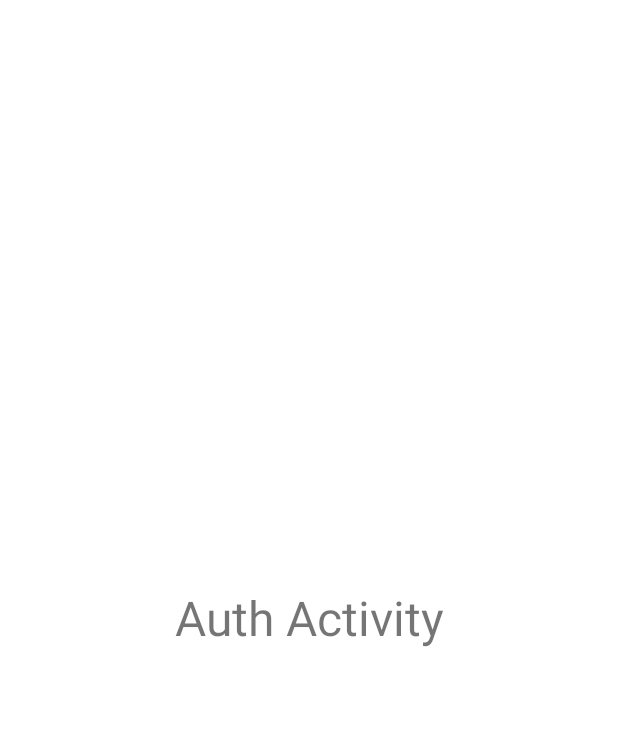
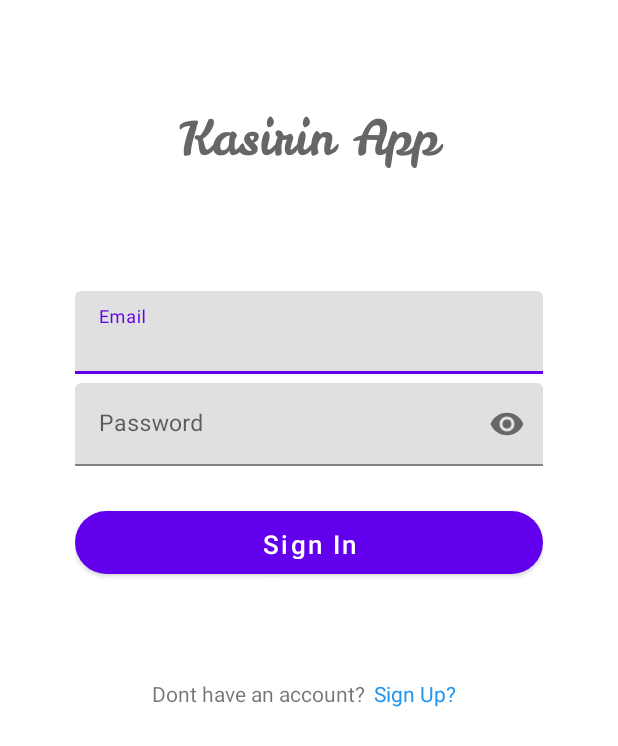
Before and after one commit to Muhammad5943/blog-laravel-Android, an Android app: the AuthActivity screen opened directly, with no data from a screen before it, on a phone screen of 412 x 824 dp. Shown: the top 746 px of the screen. Run offline under Robolectric (Android 15) with nearby library versions, the phone set to English and light mode, and no system bars; our stand-ins replace Volley.

Commit message:
ADDED: Authentication Java

```diff
--- a/BlogApp/app/build.gradle
+++ b/BlogApp/app/build.gradle
@@ -37,4 +37,5 @@ dependencies {
     androidTestImplementation 'androidx.test.ext:junit:1.1.1'
     androidTestImplementation 'androidx.test.espresso:espresso-core:3.2.0'
     implementation 'com.google.android.material:material:1.1.0'
+    implementation 'com.android.volley:volley:1.1.1'
 }
--- a/BlogApp/app/src/main/AndroidManifest.xml
+++ b/BlogApp/app/src/main/AndroidManifest.xml
@@ -1,10 +1,12 @@
 <?xml version="1.0" encoding="utf-8"?>
 <manifest xmlns:android="http://schemas.android.com/apk/res/android"
     package="com.example.blogapp">
+    <uses-permission android:name="android.permission.INTERNET" />
 
     <application
         android:allowBackup="true"
         android:icon="@mipmap/ic_launcher"
+        android:usesCleartextTraffic="true"
         android:label="@string/app_name"
         android:roundIcon="@mipmap/ic_launcher_round"
         android:supportsRtl="true"
--- a/BlogApp/app/src/main/java/com/example/blogapp/AuthActivity.java
+++ b/BlogApp/app/src/main/java/com/example/blogapp/AuthActivity.java
@@ -3,6 +3,8 @@ package com.example.blogapp;
 import androidx.appcompat.app.AppCompatActivity;
 
 import android.os.Bundle;
+
+import com.example.blogapp.Fragments.SignInFragment;
 
 public class AuthActivity extends AppCompatActivity {
 
@@ -10,5 +12,6 @@ public class AuthActivity extends AppCompatActivity {
     protected void onCreate(Bundle savedInstanceState) {
         super.onCreate(savedInstanceState);
         setContentView(R.layout.activity_auth);
+        getSupportFragmentManager().beginTransaction().replace(R.id.frameAuthContainer, new SignInFragment()).commit();
     }
 }
--- /dev/null
+++ b/BlogApp/app/src/main/java/com/example/blogapp/Fragments/SignInFragment.java
@@ -0,0 +1,184 @@
+package com.example.blogapp.Fragments;
+
+import android.app.ProgressDialog;
+import android.content.Intent;
+import android.content.SharedPreferences;
+import android.os.Bundle;
+import android.text.Editable;
+import android.text.TextWatcher;
+import android.view.LayoutInflater;
+import android.view.View;
+import android.view.ViewGroup;
+import android.widget.Button;
+import android.widget.TextView;
+import android.widget.Toast;
+
+import androidx.annotation.NonNull;
+import androidx.annotation.Nullable;
+import androidx.fragment.app.Fragment;
+
+//import com.android.volley.AuthFailureError;
+//import com.android.volley.Request;
+//import com.android.volley.RequestQueue;
+//import com.android.volley.toolbox.StringRequest;
+//import com.android.volley.toolbox.Volley;
+import com.google.android.material.textfield.TextInputEditText;
+import com.google.android.material.textfield.TextInputLayout;
+import com.example.blogapp.AuthActivity;
+//import com.example.blogapp.Constant;
+//import com.example.blogapp.HomeActivity;
+import com.example.blogapp.R;
+
+import org.json.JSONException;
+import org.json.JSONObject;
+
+import java.util.HashMap;
+import java.util.Map;
+
+public class SignInFragment extends Fragment {
+    private View view;
+    private TextInputLayout layoutEmail,layoutPassword;
+    private TextInputEditText txtEmail,txtPassword;
+    private TextView txtSignIn;
+    private Button btnSignIn;
+    private ProgressDialog dialog;
+
+    public SignInFragment(){}
+
+    @Nullable
+    @Override
+    public View onCreateView(@NonNull LayoutInflater inflater, @Nullable ViewGroup container, @Nullable Bundle savedInstanceState) {
+        view = inflater.inflate(R.layout.layout_sign_in,container,false);
+        init();
+        return view;
+    }
+
+    private void init() {
+        layoutPassword = view.findViewById(R.id.txtLayoutPasswordSignIn);
+        layoutEmail = view.findViewById(R.id.txtLayoutEmailSignIn);
+        txtPassword = view.findViewById(R.id.txtPasswordSignIn);
+        txtSignIn = view.findViewById(R.id.txtSignUp);
+        txtEmail = view.findViewById(R.id.txtEmailSignIn);
+        btnSignIn = view.findViewById(R.id.btnSignIn);
+        dialog = new ProgressDialog(getContext());
+        dialog.setCancelable(false);
+
+        txtSignIn.setOnClickListener(v->{
+            //change fragments
+            getActivity().getSupportFragmentManager().beginTransaction().replace(R.id.frameAuthContainer,new SignUpFragment()).commit();
+        });
+
+        btnSignIn.setOnClickListener(v->{
+            //validate fields first
+            if (validate()){
+//                login();
+            }
+        });
+
+
+        txtEmail.addTextChangedListener(new TextWatcher() {
+            @Override
+            public void beforeTextChanged(CharSequence s, int start, int count, int after) {
+
+            }
+
+            @Override
+            public void onTextChanged(CharSequence s, int start, int before, int count) {
+                if (!txtEmail.getText().toString().isEmpty()){
+                    layoutEmail.setErrorEnabled(false);
+                }
+            }
+
+            @Override
+            public void afterTextChanged(Editable s) {
+
+            }
+        });
+
+        txtPassword.addTextChangedListener(new TextWatcher() {
+            @Override
+            public void beforeTextChanged(CharSequence s, int start, int count, int after) {
+
+            }
+
+            @Override
+            public void onTextChanged(CharSequence s, int start, int before, int count) {
+                if (txtPassword.getText().toString().length()>7){
+                    layoutPassword.setErrorEnabled(false);
+                }
+            }
+
+            @Override
+            public void afterTextChanged(Editable s) {
+
+            }
+        });
+    }
+
+
+    private boolean validate (){
+        if (txtEmail.getText().toString().isEmpty()){
+            layoutEmail.setErrorEnabled(true);
+            layoutEmail.setError("Email is Required");
+            return false;
+        }
+        if (txtPassword.getText().toString().length()<8){
+            layoutPassword.setErrorEnabled(true);
+            layoutPassword.setError("Required at least 8 characters");
+            return false;
+        }
+        return true;
+    }
+
+
+//    private void login (){
+//        dialog.setMessage("Logging in");
+//        dialog.show();
+//        StringRequest request = new StringRequest(Request.Method.POST, Constant.LOGIN,response -> {
+//            //we get response if connection success
+//            try {
+//                JSONObject object = new JSONObject(response);
+//                if (object.getBoolean("success")){
+//                    JSONObject user = object.getJSONObject("user");
+//                    //make shared preference user
+//                    SharedPreferences userPref = getActivity().getApplicationContext().getSharedPreferences("user",getContext().MODE_PRIVATE);
+//                    SharedPreferences.Editor editor = userPref.edit();
+//                    editor.putString("token",object.getString("token"));
+//                    editor.putString("name",user.getString("name"));
+//                    editor.putInt("id",user.getInt("id"));
+//                    editor.putString("lastname",user.getString("lastname"));
+//                    editor.putString("photo",user.getString("photo"));
+//                    editor.putBoolean("isLoggedIn",true);
+//                    editor.apply();
+//                    //if success
+//                    startActivity(new Intent(((AuthActivity)getContext()), HomeActivity.class));
+//                    ((AuthActivity) getContext()).finish();
+//                    Toast.makeText(getContext(), "Login Success", Toast.LENGTH_SHORT).show();
+//                }
+//            } catch (JSONException e) {
+//                e.printStackTrace();
+//            }
+//            dialog.dismiss();
+//        },error -> {
+//            // error if connection not success
+//            error.printStackTrace();
+//            dialog.dismiss();
+//        }){
+//
+//            // add parameters
+//
+//
+//            @Override
+//            protected Map<String, String> getParams() throws AuthFailureError {
+//                HashMap<String,String> map = new HashMap<>();
+//                map.put("email",txtEmail.getText().toString().trim());
+//                map.put("password",txtPassword.getText().toString());
+//                return map;
+//            }
+//        };
+//
+//        //add this request to requestqueue
+//        RequestQueue queue = Volley.newRequestQueue(getContext());
+//        queue.add(request);
+//    }
+}
--- /dev/null
+++ b/BlogApp/app/src/main/res/drawable/btn_round.xml
@@ -0,0 +1,5 @@
+<?xml version="1.0" encoding="utf-8"?>
+<shape xmlns:android="http://schemas.android.com/apk/res/android">
+    <solid android:color="@color/colorPrimary"/>
+    <corners android:radius="50dp"/>
+</shape>
--- a/BlogApp/app/src/main/res/layout/activity_auth.xml
+++ b/BlogApp/app/src/main/res/layout/activity_auth.xml
@@ -1,18 +1,19 @@
 <?xml version="1.0" encoding="utf-8"?>
-<RelativeLayout xmlns:android="http://schemas.android.com/apk/res/android"
+<FrameLayout xmlns:android="http://schemas.android.com/apk/res/android"
     xmlns:app="http://schemas.android.com/apk/res-auto"
     xmlns:tools="http://schemas.android.com/tools"
     android:layout_width="match_parent"
     android:layout_height="match_parent"
+    android:id="@+id/frameAuthContainer"
     tools:context=".AuthActivity">
 
     <TextView
         android:layout_width="match_parent"
         android:layout_height="wrap_content"
-        android:text="Auth Activity"
+        android:text=""
         android:textSize="32sp"
         android:gravity="center_horizontal"
         android:layout_centerInParent="true"
         />
 
-</RelativeLayout>
+</FrameLayout>
--- /dev/null
+++ b/BlogApp/app/src/main/res/layout/layout_sign_in.xml
@@ -0,0 +1,87 @@
+<?xml version="1.0" encoding="utf-8"?>
+<LinearLayout xmlns:android="http://schemas.android.com/apk/res/android"
+    xmlns:app="http://schemas.android.com/apk/res-auto"
+    android:orientation="vertical"
+    android:layout_width="match_parent"
+    android:paddingLeft="50dp"
+    android:paddingRight="50dp"
+    android:layout_height="match_parent">
+
+    <TextView
+        android:layout_width="match_parent"
+        android:layout_height="wrap_content"
+        android:text="Kasirin App"
+        android:textSize="32sp"
+        android:fontFamily="@font/leckerlione_regular"
+        android:textColor="@color/colorGrey"
+        android:gravity="center_horizontal"
+        android:layout_marginTop="70dp"
+        android:layout_marginBottom="80dp" />
+
+    <com.google.android.material.textfield.TextInputLayout
+        android:layout_width="match_parent"
+        android:layout_height="wrap_content"
+        android:id="@+id/txtLayoutEmailSignIn"
+        android:layout_marginBottom="6dp">
+
+        <com.google.android.material.textfield.TextInputEditText
+            android:layout_width="match_parent"
+            android:layout_height="wrap_content"
+            android:id="@+id/txtEmailSignIn"
+            android:hint="Email"
+            android:inputType="textEmailAddress"
+            android:textSize="15sp" />
+
+    </com.google.android.material.textfield.TextInputLayout>
+
+    <com.google.android.material.textfield.TextInputLayout
+        android:layout_width="match_parent"
+        android:layout_height="wrap_content"
+        android:id="@+id/txtLayoutPasswordSignIn"
+        app:passwordToggleEnabled="true"
+        android:layout_marginBottom="30dp">
+
+        <com.google.android.material.textfield.TextInputEditText
+            android:layout_width="match_parent"
+            android:layout_height="wrap_content"
+            android:id="@+id/txtPasswordSignIn"
+            android:hint="Password"
+            android:inputType="textPassword"
+            android:textSize="15sp" />
+    </com.google.android.material.textfield.TextInputLayout>
+
+    <Button
+        android:layout_width="match_parent"
+        android:layout_height="42dp"
+        android:id="@+id/btnSignIn"
+        android:background="@drawable/btn_round"
+        android:text="Sign In"
+        android:textColor="@color/colorWhite"
+        android:layout_marginBottom="70dp"
+        android:textSize="17dp"
+        android:textAllCaps="false"
+        />
+
+    <LinearLayout
+        android:layout_width="match_parent"
+        android:layout_height="wrap_content"
+        android:gravity="center_horizontal"
+        android:orientation="horizontal">
+
+        <TextView
+            android:layout_width="wrap_content"
+            android:layout_height="wrap_content"
+            android:text="Dont have an account?"
+            android:layout_marginRight="6dp"/>
+
+        <TextView
+            android:layout_width="wrap_content"
+            android:layout_height="wrap_content"
+            android:text="Sign Up?"
+            android:textColor="@color/colorPrimary"
+            android:id="@+id/txtSignUp"
+            android:layout_marginRight="6dp"/>
+
+    </LinearLayout>
+
+</LinearLayout>
```
Also changed, not shown: BlogApp/app/src/main/java/com/example/blogapp/Fragments/SignUpFragment.java (added, +217 -0 lines), BlogApp/app/src/main/res/layout/layout_sign_up.xml (added, +103 -0 lines).
